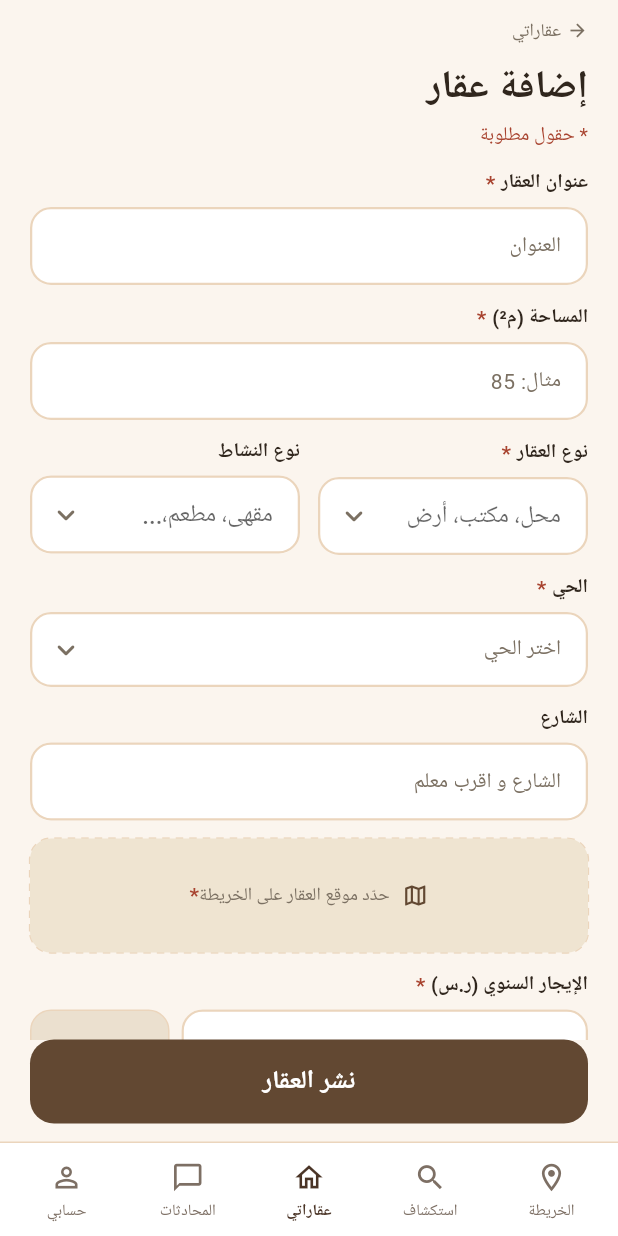
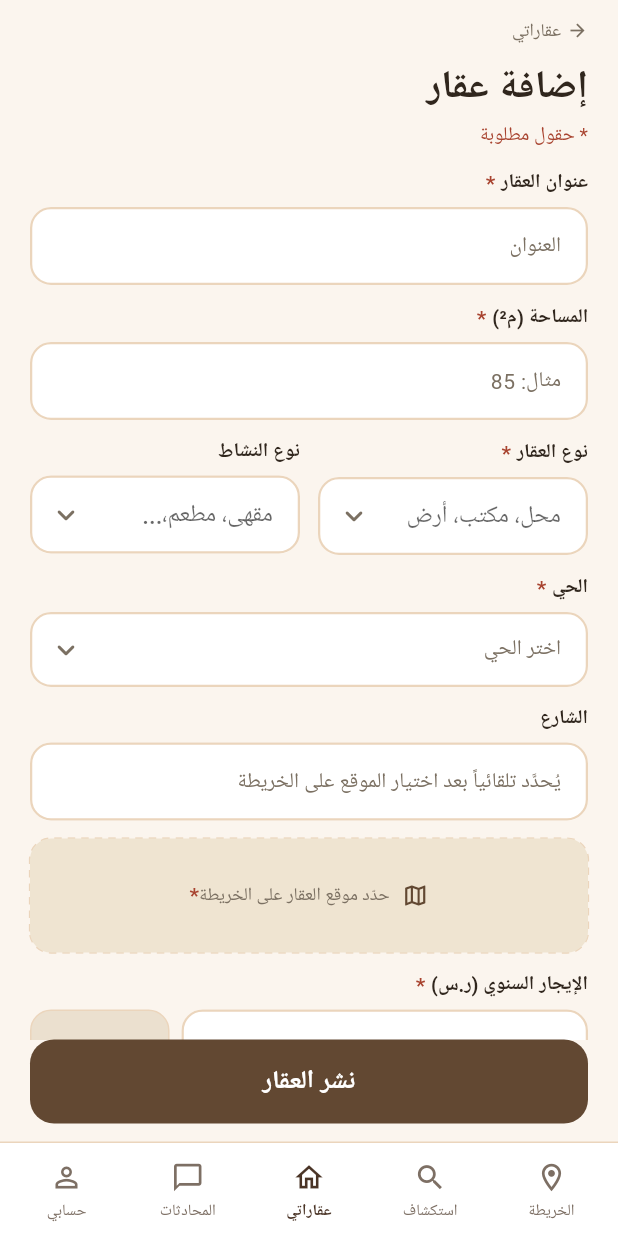
Before and after one commit to AlhanoufIB/2026-GP1-26, a Flutter app: the PropertyFormScreen screen opened directly, on a phone screen of 412 x 824 dp. Run offline on Flutter 3.47's test engine with Material 3 defaults, Android fonts, the phone set to English and light mode, and no system bars; our stand-ins replace cloud_firestore, firebase_auth, firebase_core, flutter_map, google_fonts, image_picker and 1 more; missing offline and left inert: firebase_data_connect; accounts and stored records are empty.

Commit message:
fixed district-street consistency

```diff
--- a/mullak/lib/screens/property_management/property_form_screen.dart
+++ b/mullak/lib/screens/property_management/property_form_screen.dart
@@ -4,6 +4,7 @@ import 'package:flutter/services.dart';
 import 'package:latlong2/latlong.dart';
 import '../../models/property_myProperty.dart';
 import '../../services/property_service.dart';
+import '../../services/reverse_geocode_service.dart';
 import '../../theme/app_colors.dart';
 import '../../widgets/app_bottom_nav.dart';
 import '../../widgets/back_link.dart';
@@ -75,6 +76,20 @@ class _PropertyFormScreenState extends State<PropertyFormScreen> {
   final _locationFocus = FocusNode();
   List<String> _districts = []; // Riyadh districts from the heat map data
   bool _submitted = false;
+
+  // ── الشارع يُعبّأ تلقائياً من موقع الدبوس (OpenStreetMap) ──
+  bool _lookingUp = false; // جارٍ جلب اسم الشارع
+  PinAddress? _pinAddress; // آخر نتيجة للدبوس الحالي
+  bool _lookupFailed = false; // تعذّر الاتصال بالخدمة
+
+  /// رسالة خطأ إذا كان الدبوس خارج الحي المختار، وإلا null
+  String? get _locationError {
+    if (_pinAddress == null || _district == null) return null;
+    final inside = ReverseGeocodeService.isInDistrict(_pinAddress!, _district!);
+    return inside == false
+        ? 'الموقع المحدد خارج حي $_district، حدّد موقعاً داخل الحي'
+        : null;
+  }
 
   bool get _isEdit => widget.property != null;
 
@@ -183,7 +198,25 @@ class _PropertyFormScreenState extends State<PropertyFormScreen> {
       context,
       MaterialPageRoute(builder: (_) => LocationPickerScreen(initial: _latLng)),
     );
-    if (result != null) setState(() => _latLng = result);
+    if (result == null) return;
+    setState(() => _latLng = result);
+    await _resolvePin(result);
+  }
+
+  /// يجلب اسم الشارع (والحي) للدبوس ويعبّئ حقل الشارع تلقائياً
+  Future<void> _resolvePin(LatLng point) async {
+    setState(() {
+      _lookingUp = true;
+      _lookupFailed = false;
+    });
+    final res = await ReverseGeocodeService.instance.lookup(point);
+    if (!mounted || _latLng != point) return; // تغيّر الدبوس أثناء الانتظار
+    setState(() {
+      _lookingUp = false;
+      _pinAddress = res;
+      _lookupFailed = res == null;
+      _address.text = res?.street ?? '';
+    });
   }
 
   Future<void> _submit() async {
@@ -203,7 +236,11 @@ class _PropertyFormScreenState extends State<PropertyFormScreen> {
     check('المساحة', _vArea(_area.text) != null, _areaFocus);
     check('نوع العقار', _type == null);
     check('الحي', _vDistrict(_district) != null);
-    check('الموقع على الخريطة', _latLng == null);
+    check('الموقع على الخريطة', _latLng == null || _locationError != null);
+    if (_lookingUp) {
+      _showMessage('جارٍ التحقق من الموقع، انتظر لحظة');
+      return;
+    }
     check('الإيجار', _vPrice(_price.text) != null, _priceFocus);
 
     if (problems.isNotEmpty) {
@@ -359,18 +396,37 @@ class _PropertyFormScreenState extends State<PropertyFormScreen> {
                         validator: _vDistrict,
                       ),
 
-                      // 6) الشارع
+                      // 6) الشارع — يُعبّأ تلقائياً من الدبوس ولا يُكتب يدوياً،
+                      //    حتى يطابق الموقع الفعلي دائماً
                       const FormFieldLabel('الشارع'),
-                      AppTextField(
+                      TextFormField(
                         controller: _address,
-                        hint: 'الشارع و اقرب معلم',
+                        readOnly: true,
+                        enableInteractiveSelection: false,
+                        onTap: _pickLocation,
+                        decoration: appInputDecoration(
+                          _lookingUp
+                              ? 'جارٍ تحديد الشارع...'
+                              : _latLng == null
+                                  ? 'يُحدَّد تلقائياً بعد اختيار الموقع على الخريطة'
+                                  : 'لم يُعثر على اسم شارع لهذا الموقع',
+                        ),
                       ),
+                      if (_lookupFailed)
+                        const Padding(
+                          padding: EdgeInsets.only(top: 4),
+                          child: Text(
+                            'تعذّر جلب اسم الشارع، تأكد من الإنترنت ثم أعد تحديد الموقع',
+                            style: TextStyle(
+                                fontSize: 11, color: AppColors.textMuted),
+                          ),
+                        ),
 
                       // 7) الموقع على الخريطة
                       const SizedBox(height: 12),
                       DashedBox(
                         onTap: _pickLocation,
-                        hasError: mapError,
+                        hasError: mapError || _locationError != null,
                         child: Row(
                           mainAxisAlignment: MainAxisAlignment.center,
                           children: [
@@ -399,6 +455,8 @@ class _PropertyFormScreenState extends State<PropertyFormScreen> {
                       ),
                       if (mapError)
                         const FieldErrorText('الموقع على الخريطة مطلوب'),
+                      if (_locationError != null)
+                        FieldErrorText(_locationError!),
 
                       // 8) الإيجار + سعر مقترح
                       const FormFieldLabel('الإيجار السنوي (ر.س)',
```
Also changed, not shown: mullak/lib/services/reverse_geocode_service.dart (added, +101 -0 lines).
